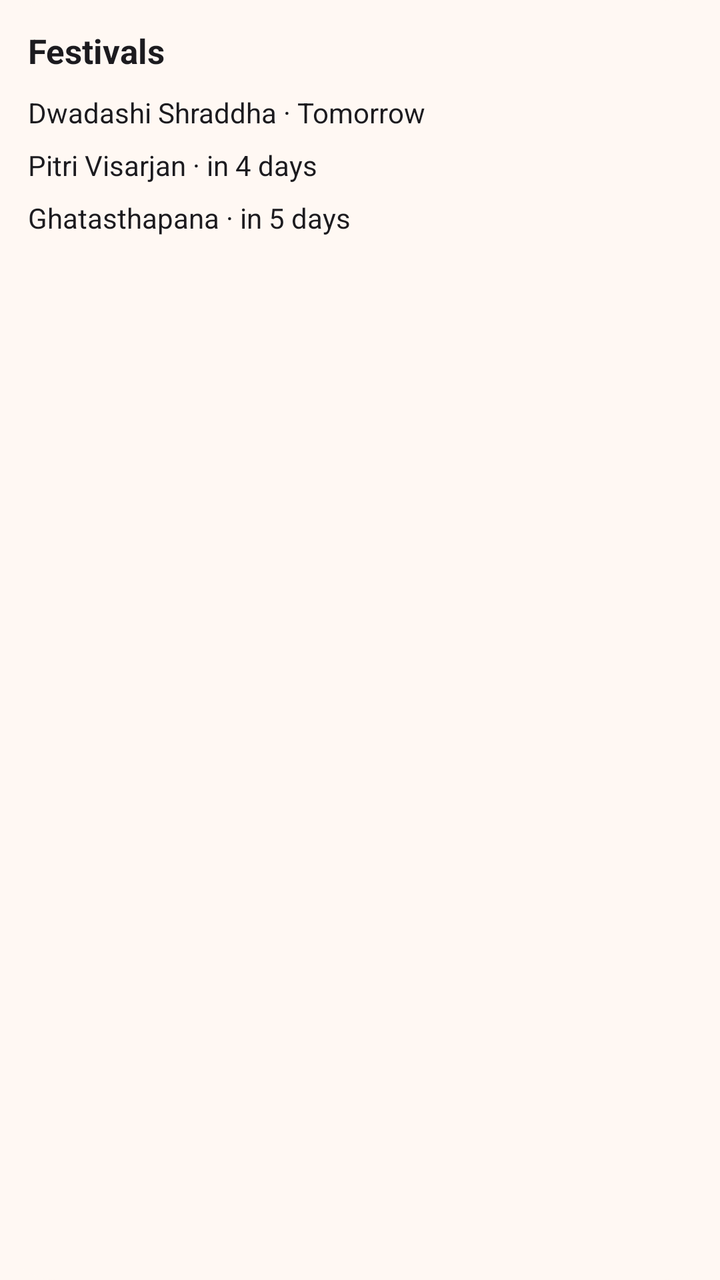
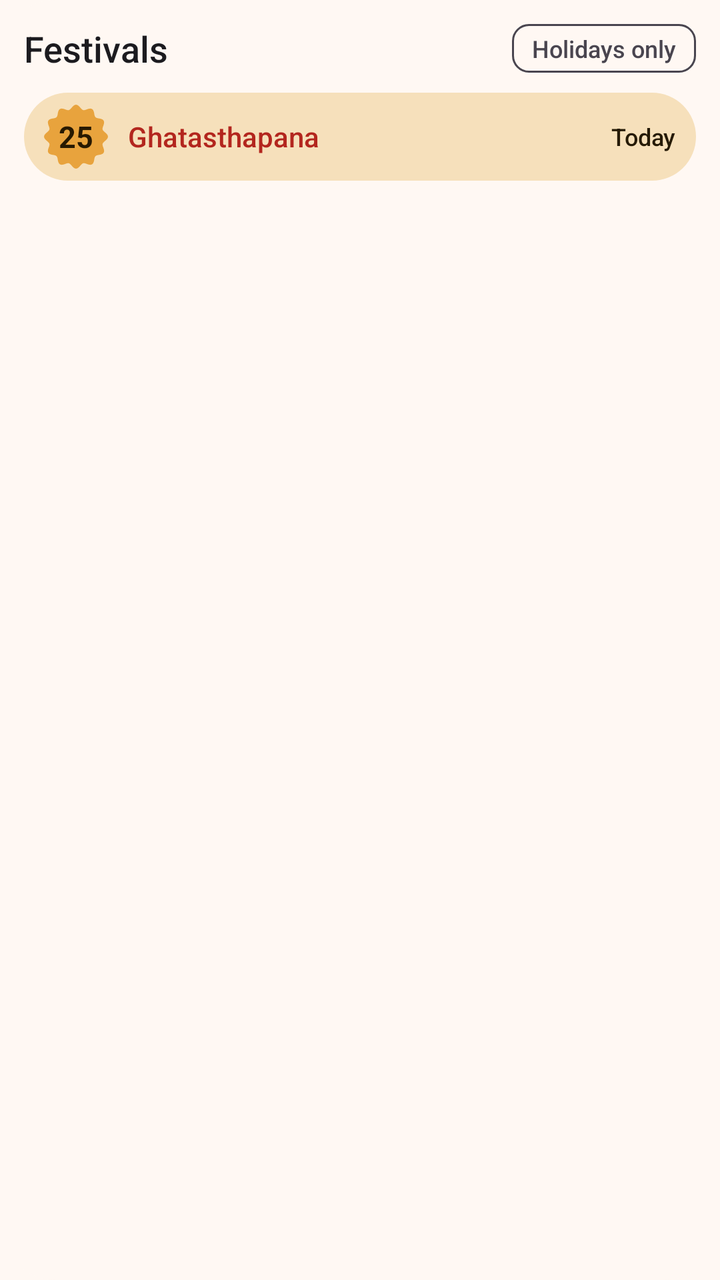

Before-and-after screenshots of an Android layout around one commit, followed by the original layout XML and the change that was made.
<!-- AndroidManifest.xml: application theme Theme.Nepdate -->
<!-- res/layout/widget_preview_festivals.xml -->
<?xml version="1.0" encoding="utf-8"?>
<LinearLayout xmlns:android="http://schemas.android.com/apk/res/android"
    xmlns:tools="http://schemas.android.com/tools"
    android:layout_width="match_parent"
    android:layout_height="match_parent"
    android:background="@drawable/widget_shape_28"
    android:backgroundTint="@color/nepdate_background"
    android:orientation="vertical"
    android:padding="14dp"
    tools:ignore="Overdraw,HardcodedText">

    <TextView
        android:layout_width="wrap_content"
        android:layout_height="wrap_content"
        android:text="@string/widget3_festivals_title"
        android:textColor="@color/widget_preview_text"
        android:textSize="17sp"
        android:textStyle="bold" />

    <TextView
        android:layout_width="wrap_content"
        android:layout_height="wrap_content"
        android:layout_marginTop="10dp"
        android:lineSpacingExtra="10dp"
        android:text="@string/widget2_preview_list"
        android:textColor="@color/widget_preview_text"
        android:textSize="14sp" />
</LinearLayout>
<!-- resources referenced by this layout -->
<resources>
  <color name="nepdate_background">#FFF8F3</color>
  <color name="widget_preview_text">#1C1B1F</color>
  <!-- drawable widget_shape_28 (drawable) -->
  <?xml version="1.0" encoding="utf-8"?>
  <shape xmlns:android="http://schemas.android.com/apk/res/android" android:shape="rectangle">
      <solid android:color="#FFFFFFFF" />
      <corners
          android:bottomLeftRadius="28dp"
          android:bottomRightRadius="28dp"
          android:topLeftRadius="28dp"
          android:topRightRadius="28dp" />
  </shape>
  <string name="widget2_preview_list">Dwadashi Shraddha · Tomorrow\nPitri Visarjan · in 4 days\nGhatasthapana · in 5 days</string>
  <string name="widget3_festivals_title">Festivals</string>
  <!-- unchanged entries left out for length: 1 -->
</resources>

<!-- the commit's change to res/layout/widget_preview_festivals.xml (unified diff, before → after) -->
@@ -6,23 +6,81 @@
     android:background="@drawable/widget_shape_28"
     android:backgroundTint="@color/nepdate_background"
     android:orientation="vertical"
-    android:padding="14dp"
-    tools:ignore="Overdraw,HardcodedText">
+    android:padding="12dp"
+    tools:ignore="Overdraw,UnusedAttribute">
 
-    <TextView
-        android:layout_width="wrap_content"
+    <LinearLayout
+        android:layout_width="match_parent"
         android:layout_height="wrap_content"
-        android:text="@string/widget3_festivals_title"
-        android:textColor="@color/widget_preview_text"
-        android:textSize="17sp"
-        android:textStyle="bold" />
+        android:gravity="center_vertical"
+        android:orientation="horizontal">
 
-    <TextView
-        android:layout_width="wrap_content"
+        <TextView
+            android:layout_width="0dp"
+            android:layout_height="wrap_content"
+            android:layout_weight="1"
+            android:text="@string/widget3_festivals_title"
+            android:textColor="@color/widget_preview_text"
+            android:textFontWeight="500"
+            android:textSize="18sp" />
+
+        <TextView
+            android:layout_width="wrap_content"
+            android:layout_height="wrap_content"
+            android:background="@drawable/widget_shape_chip_outline"
+            android:backgroundTint="@color/widget_preview_soft"
+            android:paddingHorizontal="10dp"
+            android:paddingVertical="4dp"
+            android:text="@string/widget2_holidays_only"
+            android:textColor="@color/widget_preview_soft"
+            android:textFontWeight="500"
+            android:textSize="12sp" />
+    </LinearLayout>
+
+    <LinearLayout
+        android:layout_width="match_parent"
         android:layout_height="wrap_content"
         android:layout_marginTop="10dp"
-        android:lineSpacingExtra="10dp"
-        android:text="@string/widget2_preview_list"
-        android:textColor="@color/widget_preview_text"
-        android:textSize="14sp" />
+        android:background="@drawable/widget_shape_pill"
+        android:backgroundTint="@color/widget_preview_note"
+        android:gravity="center_vertical"
+        android:orientation="horizontal"
+        android:paddingHorizontal="10dp"
+        android:paddingVertical="6dp">
+
+        <FrameLayout
+            android:layout_width="32dp"
+            android:layout_height="32dp"
+            android:background="@drawable/widget_sunny">
+
+            <TextView
+                android:layout_width="wrap_content"
+                android:layout_height="wrap_content"
+                android:layout_gravity="center"
+                android:text="@string/widget3_preview_day"
+                android:textColor="@color/widget_preview_on_today"
+                android:textFontWeight="700"
+                android:textSize="15sp" />
+        </FrameLayout>
+
+        <TextView
+            android:layout_width="0dp"
+            android:layout_height="wrap_content"
+            android:layout_marginStart="10dp"
+            android:layout_weight="1"
+            android:ellipsize="end"
+            android:maxLines="1"
+            android:text="@string/widget3_preview_festivals_names"
+            android:textColor="@color/widget_preview_holiday"
+            android:textFontWeight="500"
+            android:textSize="14sp" />
+
+        <TextView
+            android:layout_width="wrap_content"
+            android:layout_height="wrap_content"
+            android:text="@string/widget3_today_name"
+            android:textColor="@color/widget_preview_on_note"
+            android:textFontWeight="500"
+            android:textSize="12sp" />
+    </LinearLayout>
 </LinearLayout>
<!-- resource entries referenced after the edit -->
@@ -1,6 +1,11 @@
 <!-- resources referenced by this layout -->
 <resources>
   <color name="nepdate_background">#FFF8F3</color>
+  <color name="widget_preview_holiday">#B3261E</color>
+  <color name="widget_preview_note">#F6E0BB</color>
+  <color name="widget_preview_on_note">#251A04</color>
+  <color name="widget_preview_on_today">#271900</color>
+  <color name="widget_preview_soft">#49454F</color>
   <color name="widget_preview_text">#1C1B1F</color>
   <!-- drawable widget_shape_28 (drawable) -->
   <?xml version="1.0" encoding="utf-8"?>
@@ -12,8 +17,43 @@
           android:topLeftRadius="28dp"
           android:topRightRadius="28dp" />
   </shape>
-  <string name="widget2_preview_list">Dwadashi Shraddha · Tomorrow\nPitri Visarjan · in 4 days\nGhatasthapana · in 5 days</string>
+  <!-- drawable widget_shape_chip_outline (drawable) -->
+  <?xml version="1.0" encoding="utf-8"?>
+  <shape xmlns:android="http://schemas.android.com/apk/res/android" android:shape="rectangle">
+      <solid android:color="@android:color/transparent" />
+      <stroke android:width="1dp" android:color="#FFFFFFFF" />
+      <corners
+          android:bottomLeftRadius="8dp"
+          android:bottomRightRadius="8dp"
+          android:topLeftRadius="8dp"
+          android:topRightRadius="8dp" />
+  </shape>
+  <!-- drawable widget_shape_pill (drawable) -->
+  <?xml version="1.0" encoding="utf-8"?>
+  <shape xmlns:android="http://schemas.android.com/apk/res/android" android:shape="rectangle">
+      <solid android:color="#FFFFFFFF" />
+      <corners
+          android:bottomLeftRadius="100dp"
+          android:bottomRightRadius="100dp"
+          android:topLeftRadius="100dp"
+          android:topRightRadius="100dp" />
+  </shape>
+  <!-- drawable widget_sunny (drawable) -->
+  <?xml version="1.0" encoding="utf-8"?>
+  <vector xmlns:android="http://schemas.android.com/apk/res/android"
+      android:width="100dp"
+      android:height="100dp"
+      android:viewportWidth="100"
+      android:viewportHeight="100">
+      <path
+          android:fillColor="#FFE8A33D"
+          android:pathData="M100.00,50.00L99.48,52.16L98.07,54.21L96.10,56.07L94.07,57.77L92.44,59.41L91.53,61.13L91.46,63.07L92.05,65.31L92.96,67.79L93.73,70.39L93.93,72.87L93.30,75.00L91.77,76.61L89.52,77.68L86.89,78.31L84.28,78.76L82.05,79.37L80.41,80.41L79.37,82.05L78.76,84.28L78.31,86.89L77.68,89.52L76.61,91.77L75.00,93.30L72.87,93.93L70.39,93.73L67.79,92.96L65.31,92.05L63.07,91.46L61.13,91.53L59.41,92.44L57.77,94.07L56.07,96.10L54.21,98.07L52.16,99.48L50.00,100.00L47.84,99.48L45.79,98.07L43.93,96.10L42.23,94.07L40.59,92.44L38.87,91.53L36.93,91.46L34.69,92.05L32.21,92.96L29.61,93.73L27.13,93.93L25.00,93.30L23.39,91.77L22.32,89.52L21.69,86.89L21.24,84.28L20.63,82.05L19.59,80.41L17.95,79.37L15.72,78.76L13.11,78.31L10.48,77.68L8.23,76.61L6.70,75.00L6.07,72.87L6.27,70.39L7.04,67.79L7.95,65.31L8.54,63.07L8.47,61.13L7.56,59.41L5.93,57.77L3.90,56.07L1.93,54.21L0.52,52.16L0.00,50.00L0.52,47.84L1.93,45.79L3.90,43.93L5.93,42.23L7.56,40.59L8.47,38.87L8.54,36.93L7.95,34.69L7.04,32.21L6.27,29.61L6.07,27.13L6.70,25.00L8.23,23.39L10.48,22.32L13.11,21.69L15.72,21.24L17.95,20.63L19.59,19.59L20.63,17.95L21.24,15.72L21.69,13.11L22.32,10.48L23.39,8.23L25.00,6.70L27.13,6.07L29.61,6.27L32.21,7.04L34.69,7.95L36.93,8.54L38.87,8.47L40.59,7.56L42.23,5.93L43.93,3.90L45.79,1.93L47.84,0.52L50.00,0.00L52.16,0.52L54.21,1.93L56.07,3.90L57.77,5.93L59.41,7.56L61.13,8.47L63.07,8.54L65.31,7.95L67.79,7.04L70.39,6.27L72.87,6.07L75.00,6.70L76.61,8.23L77.68,10.48L78.31,13.11L78.76,15.72L79.37,17.95L80.41,19.59L82.05,20.63L84.28,21.24L86.89,21.69L89.52,22.32L91.77,23.39L93.30,25.00L93.93,27.13L93.73,29.61L92.96,32.21L92.05,34.69L91.46,36.93L91.53,38.87L92.44,40.59L94.07,42.23L96.10,43.93L98.07,45.79L99.48,47.84Z" />
+  </vector>
+  <string name="widget2_holidays_only">Holidays only</string>
   <string name="widget3_festivals_title">Festivals</string>
+  <string name="widget3_preview_day">25</string>
+  <string name="widget3_preview_festivals_names">Ghatasthapana</string>
+  <string name="widget3_today_name">Today</string>
   <!-- unchanged entries left out for length: 1 -->
 </resources>
 
